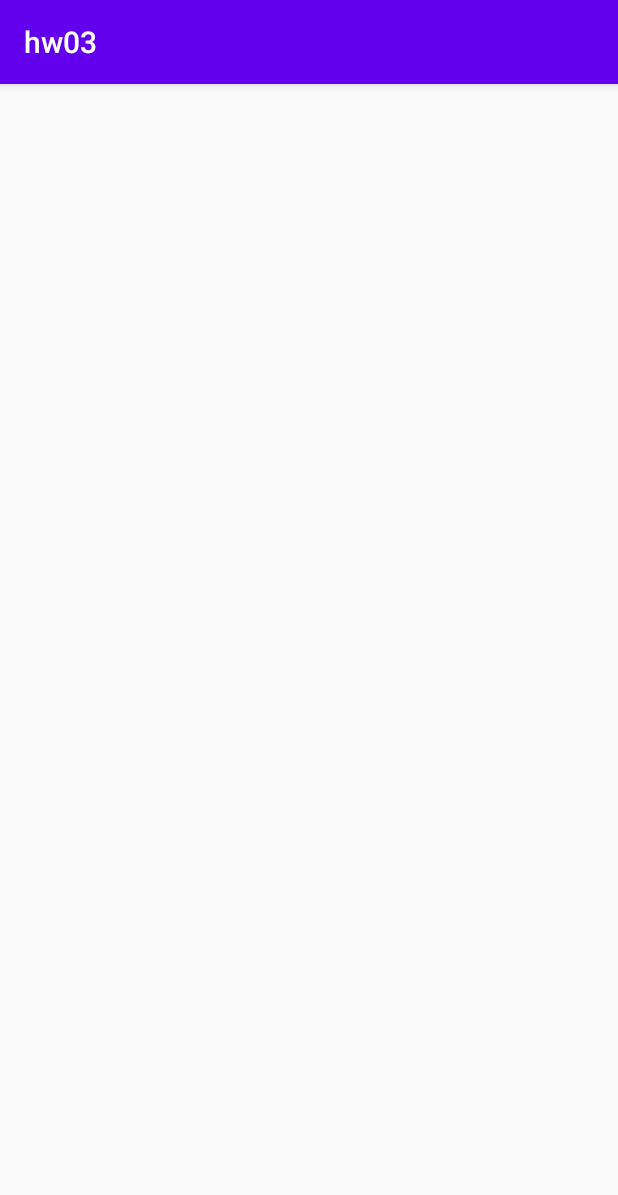
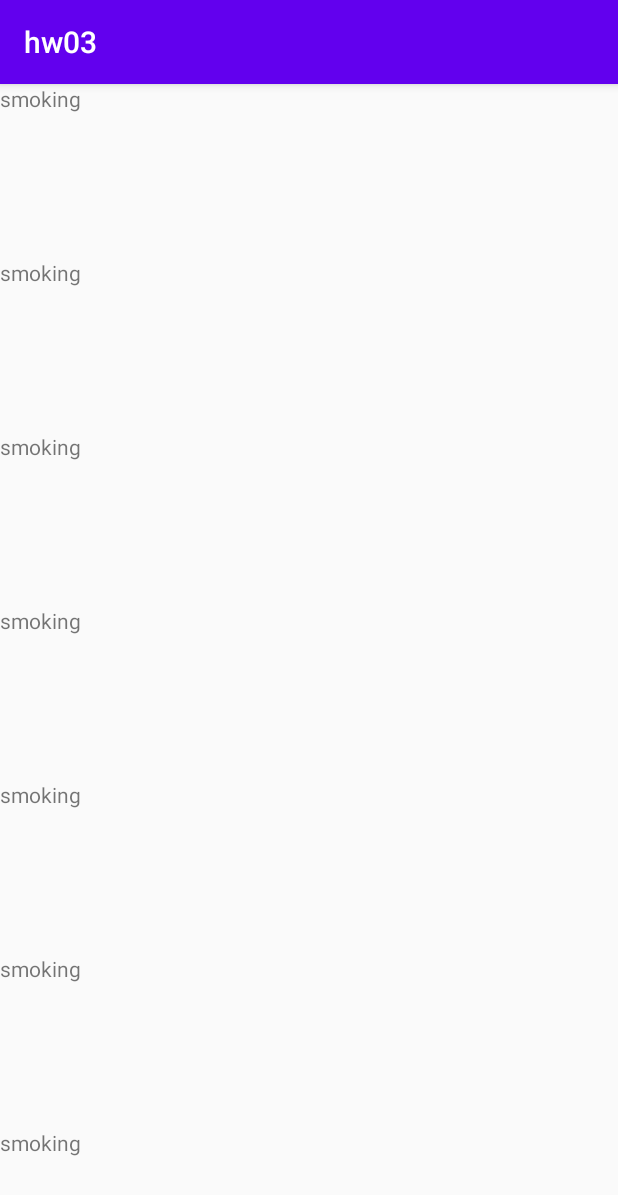
Before and after one commit to Yewert/android_course_app, an Android app: the screen it shows after launch (HabitsList), on a phone screen of 412 x 824 dp. Shown: the top 1195 px of the screen. Run offline under Robolectric (Android 15) with nearby library versions, the phone set to English and light mode, and no system bars.

Commit message:
added basic list

```diff
--- /dev/null
+++ b/app/src/main/java/com/example/hw03/Adapter.kt
@@ -0,0 +1,18 @@
+package com.example.hw03
+
+import android.view.LayoutInflater
+import android.view.ViewGroup
+import androidx.recyclerview.widget.RecyclerView
+
+class Adapter(
+    private val habits: List<Habit>
+) : RecyclerView.Adapter<ViewHolder>() {
+    override fun onCreateViewHolder(parent: ViewGroup, viewType: Int): ViewHolder {
+        val inflater = LayoutInflater.from(parent.context)
+        return ViewHolder(inflater.inflate(R.layout.habit_view, parent, false))
+    }
+    override fun getItemCount(): Int = habits.size
+    override fun onBindViewHolder(holder: ViewHolder, position: Int) {
+        holder.bind(habits[position])
+    }
+}
--- /dev/null
+++ b/app/src/main/java/com/example/hw03/Habit.kt
@@ -0,0 +1,3 @@
+package com.example.hw03
+
+data class Habit(val name: String)
--- a/app/src/main/java/com/example/hw03/HabitsList.kt
+++ b/app/src/main/java/com/example/hw03/HabitsList.kt
@@ -2,11 +2,44 @@ package com.example.hw03
 
 import androidx.appcompat.app.AppCompatActivity
 import android.os.Bundle
+import androidx.recyclerview.widget.LinearLayoutManager
+import androidx.recyclerview.widget.RecyclerView
 
 class HabitsList : AppCompatActivity() {
+    private lateinit var recyclerView: RecyclerView
+    private lateinit var viewAdapter: RecyclerView.Adapter<*>
+    private lateinit var viewManager: RecyclerView.LayoutManager
+
 
     override fun onCreate(savedInstanceState: Bundle?) {
         super.onCreate(savedInstanceState)
         setContentView(R.layout.activity_habits_list)
+
+        viewManager = LinearLayoutManager(this)
+
+        val habits = listOf(
+            Habit("smoking"),
+            Habit("smoking"),
+            Habit("smoking"),
+            Habit("smoking"),
+            Habit("smoking"),
+            Habit("smoking"),
+            Habit("smoking"),
+            Habit("smoking"),
+            Habit("smoking"),
+            Habit("smoking"),
+            Habit("smoking"),
+            Habit("smoking"),
+            Habit("smoking"),
+            Habit("huh")
+        )
+
+        viewAdapter = Adapter(habits)
+
+        recyclerView = findViewById<RecyclerView>(R.id.habits_list_view).apply {
+            layoutManager = viewManager
+            adapter = viewAdapter
+
+        }
     }
 }
--- /dev/null
+++ b/app/src/main/java/com/example/hw03/ViewHolder.kt
@@ -0,0 +1,12 @@
+package com.example.hw03
+
+import android.view.View
+import android.widget.TextView
+import androidx.recyclerview.widget.RecyclerView
+
+class ViewHolder(itemView: View) : RecyclerView.ViewHolder(itemView) {
+    private val name: TextView = itemView.findViewById(R.id.habit_name)
+    fun bind(habit: Habit) {
+        name.text = habit.name
+    }
+}
--- a/app/src/main/res/layout/activity_habits_list.xml
+++ b/app/src/main/res/layout/activity_habits_list.xml
@@ -7,6 +7,7 @@
     tools:context=".HabitsList">
 
     <androidx.recyclerview.widget.RecyclerView
+        android:id="@+id/habits_list_view"
         android:layout_width="match_parent"
         android:layout_height="match_parent"
         app:layout_constraintStart_toStartOf="parent"
--- /dev/null
+++ b/app/src/main/res/layout/habit_view.xml
@@ -0,0 +1,11 @@
+<?xml version="1.0" encoding="utf-8"?>
+<LinearLayout xmlns:android="http://schemas.android.com/apk/res/android"
+    android:layout_width="match_parent"
+    android:layout_height="wrap_content">
+
+    <TextView
+        android:id="@+id/habit_name"
+        android:layout_width="match_parent"
+        android:layout_height="116dp"
+        android:layout_weight="1" />
+</LinearLayout>
```
